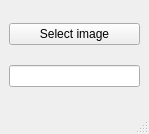
Qt form fsetoolsGUI/gui/layout/ui/i0700_imgur_uploader.ui (fuyans/fsetoolsGUI) before a commit.
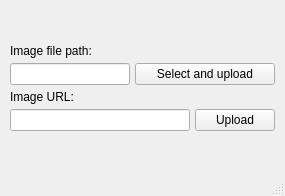
The same form after that commit.

Patch:
```diff
--- a/fsetoolsGUI/gui/layout/ui/i0700_imgur_uploader.ui
+++ b/fsetoolsGUI/gui/layout/ui/i0700_imgur_uploader.ui
@@ -6,8 +6,8 @@
    <rect>
     <x>0</x>
     <y>0</y>
-    <width>149</width>
-    <height>134</height>
+    <width>285</width>
+    <height>196</height>
    </rect>
   </property>
   <property name="minimumSize">
@@ -21,15 +21,176 @@
   </property>
   <widget class="QWidget" name="centralwidget">
    <layout class="QVBoxLayout" name="verticalLayout">
+    <property name="spacing">
+     <number>5</number>
+    </property>
+    <property name="leftMargin">
+     <number>10</number>
+    </property>
+    <property name="topMargin">
+     <number>10</number>
+    </property>
+    <property name="rightMargin">
+     <number>10</number>
+    </property>
+    <property name="bottomMargin">
+     <number>10</number>
+    </property>
     <item>
-     <widget class="QPushButton" name="pushButton_select_img">
-      <property name="text">
-       <string>Select image</string>
+     <spacer name="verticalSpacer_2">
+      <property name="orientation">
+       <enum>Qt::Vertical</enum>
       </property>
-     </widget>
+      <property name="sizeHint" stdset="0">
+       <size>
+        <width>0</width>
+        <height>0</height>
+       </size>
+      </property>
+     </spacer>
     </item>
     <item>
-     <widget class="QLineEdit" name="lineEdit_img_url"/>
+     <layout class="QHBoxLayout" name="horizontalLayout">
+      <item>
+       <widget class="QLabel" name="label">
+        <property name="text">
+         <string>Image file path:</string>
+        </property>
+       </widget>
+      </item>
+      <item>
+       <spacer name="horizontalSpacer_2">
+        <property name="orientation">
+         <enum>Qt::Horizontal</enum>
+        </property>
+        <property name="sizeHint" stdset="0">
+         <size>
+          <width>0</width>
+          <height>0</height>
+         </size>
+        </property>
+       </spacer>
+      </item>
+     </layout>
+    </item>
+    <item>
+     <layout class="QHBoxLayout" name="horizontalLayout_2">
+      <property name="spacing">
+       <number>5</number>
+      </property>
+      <item>
+       <widget class="QLineEdit" name="lineEdit_fp"/>
+      </item>
+      <item>
+       <widget class="QPushButton" name="pushButton_select_img">
+        <property name="sizePolicy">
+         <sizepolicy hsizetype="Maximum" vsizetype="Fixed">
+          <horstretch>0</horstretch>
+          <verstretch>0</verstretch>
+         </sizepolicy>
+        </property>
+        <property name="minimumSize">
+         <size>
+          <width>140</width>
+          <height>0</height>
+         </size>
+        </property>
+        <property name="maximumSize">
+         <size>
+          <width>140</width>
+          <height>16777215</height>
+         </size>
+        </property>
+        <property name="sizeIncrement">
+         <size>
+          <width>0</width>
+          <height>25</height>
+         </size>
+        </property>
+        <property name="text">
+         <string>Select and upload</string>
+        </property>
+       </widget>
+      </item>
+     </layout>
+    </item>
+    <item>
+     <layout class="QHBoxLayout" name="horizontalLayout_3">
+      <item>
+       <widget class="QLabel" name="label_2">
+        <property name="text">
+         <string>Image URL:</string>
+        </property>
+       </widget>
+      </item>
+      <item>
+       <spacer name="horizontalSpacer_3">
+        <property name="orientation">
+         <enum>Qt::Horizontal</enum>
+        </property>
+        <property name="sizeHint" stdset="0">
+         <size>
+          <width>0</width>
+          <height>0</height>
+         </size>
+        </property>
+       </spacer>
+      </item>
+     </layout>
+    </item>
+    <item>
+     <layout class="QHBoxLayout" name="horizontalLayout_4">
+      <property name="spacing">
+       <number>5</number>
+      </property>
+      <item>
+       <widget class="QLineEdit" name="lineEdit_img_url"/>
+      </item>
+      <item>
+       <widget class="QPushButton" name="pushButton_upload">
+        <property name="sizePolicy">
+         <sizepolicy hsizetype="Minimum" vsizetype="Fixed">
+          <horstretch>0</horstretch>
+          <verstretch>0</verstretch>
+         </sizepolicy>
+        </property>
+        <property name="minimumSize">
+         <size>
+          <width>80</width>
+          <height>0</height>
+         </size>
+        </property>
+        <property name="maximumSize">
+         <size>
+          <width>80</width>
+          <height>16777215</height>
+         </size>
+        </property>
+        <property name="sizeIncrement">
+         <size>
+          <width>0</width>
+          <height>25</height>
+         </size>
+        </property>
+        <property name="text">
+         <string>Upload</string>
+        </property>
+       </widget>
+      </item>
+     </layout>
+    </item>
+    <item>
+     <spacer name="verticalSpacer">
+      <property name="orientation">
+       <enum>Qt::Vertical</enum>
+      </property>
+      <property name="sizeHint" stdset="0">
+       <size>
+        <width>0</width>
+        <height>0</height>
+       </size>
+      </property>
+     </spacer>
     </item>
    </layout>
   </widget>
```
Left out of the diff: 2 changed lines with no effect on the pictures.
